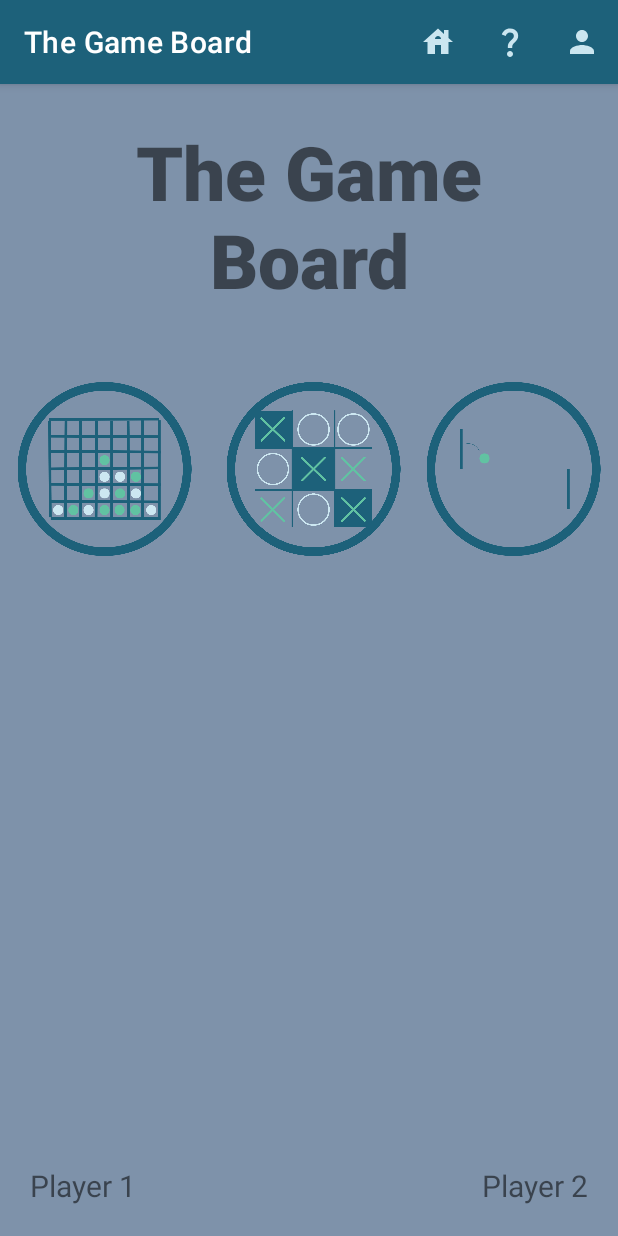
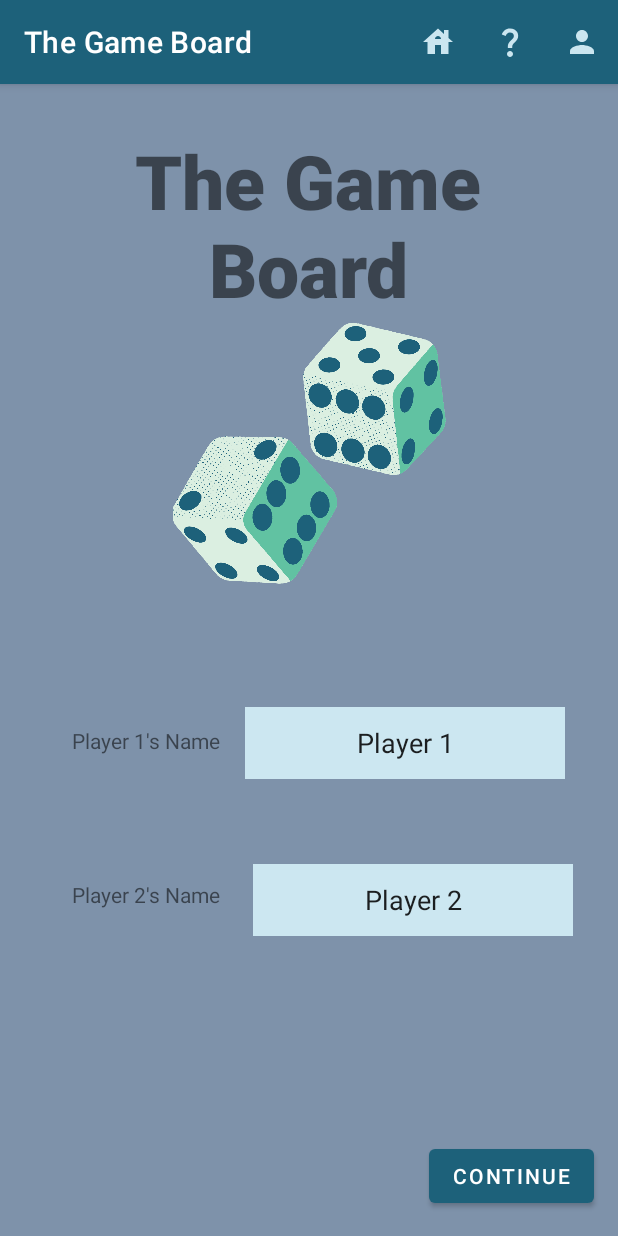
Before and after one commit to Waterfighter1/GamePortal, an Android app: the gameselect screen opened directly, with no data from a screen before it, after a tap on "People", on a phone screen of 412 x 824 dp. Run offline under Robolectric (Android 15) with nearby library versions, the phone set to English and light mode, and no system bars.

Commit message:
Working On General Stuff

```diff
--- a/app/build.gradle
+++ b/app/build.gradle
@@ -26,6 +26,9 @@ android {
         sourceCompatibility JavaVersion.VERSION_1_8
         targetCompatibility JavaVersion.VERSION_1_8
     }
+    buildFeatures {
+        viewBinding true
+    }
 }
 
 dependencies {
@@ -33,6 +36,8 @@ dependencies {
     implementation 'androidx.appcompat:appcompat:1.6.1'
     implementation 'com.google.android.material:material:1.8.0'
     implementation 'androidx.constraintlayout:constraintlayout:2.1.4'
+    implementation 'androidx.navigation:navigation-fragment:2.5.3'
+    implementation 'androidx.navigation:navigation-ui:2.5.3'
     testImplementation 'junit:junit:4.13.2'
     androidTestImplementation 'androidx.test.ext:junit:1.1.5'
     androidTestImplementation 'androidx.test.espresso:espresso-core:3.5.1'
--- a/app/src/main/java/com/zybooks/gameportal/MainActivity.java
+++ b/app/src/main/java/com/zybooks/gameportal/MainActivity.java
@@ -12,7 +12,7 @@ import android.widget.EditText;
 import android.widget.ImageView;
 import android.widget.Toast;
 
-public class MainActivity extends AppCompatActivity {
+public class MainActivity extends views {
 
     @Override
     public boolean onCreateOptionsMenu(Menu menu) {
--- a/app/src/main/java/com/zybooks/gameportal/gameselect.java
+++ b/app/src/main/java/com/zybooks/gameportal/gameselect.java
@@ -1,23 +1,19 @@
 package com.zybooks.gameportal;
 
+import androidx.annotation.NonNull;
 import androidx.appcompat.app.AppCompatActivity;
 
 import android.content.Intent;
 import android.content.SharedPreferences;
 import android.os.Bundle;
 import android.view.Menu;
+import android.view.MenuItem;
 import android.view.View;
 import android.widget.ImageView;
 import android.widget.TextView;
 import android.widget.Toast;
 
-public class gameselect extends AppCompatActivity {
-    @Override
-    public boolean onCreateOptionsMenu(Menu menu) {
-        getMenuInflater().inflate(R.menu.menu, menu);
-        return true;
-    }
-
+public class gameselect extends views {
     @Override
     protected void onCreate(Bundle savedInstanceState) {
         super.onCreate(savedInstanceState);
--- /dev/null
+++ b/app/src/main/java/com/zybooks/gameportal/views.java
@@ -0,0 +1,37 @@
+package com.zybooks.gameportal;
+
+import android.content.Intent;
+import android.view.Menu;
+import android.view.MenuItem;
+import android.widget.Toast;
+
+import androidx.annotation.NonNull;
+import androidx.appcompat.app.AppCompatActivity;
+
+public class views extends AppCompatActivity {
+    @Override
+    public boolean onCreateOptionsMenu(Menu menu) {
+        getMenuInflater().inflate(R.menu.menu, menu);
+        return true;
+    }
+
+    @Override
+    public boolean onOptionsItemSelected(@NonNull MenuItem item) {
+
+        // Determine which menu option was selected
+        if (item.getItemId() == R.id.action_home) {
+            Intent nextScreen = new Intent(this, gameselect.class);
+            startActivity(nextScreen);
+        }
+        else if (item.getItemId() == R.id.action_help) {
+            Intent nextScreen = new Intent(this, helpscreen.class);
+            startActivity(nextScreen);
+        }
+        else if (item.getItemId() == R.id.action_players) {
+            Intent nextScreen = new Intent(this, MainActivity.class);
+            startActivity(nextScreen);
+        }
+
+        return super.onOptionsItemSelected(item);
+    }
+}
--- a/app/src/main/res/menu/menu.xml
+++ b/app/src/main/res/menu/menu.xml
@@ -2,17 +2,17 @@
 <menu xmlns:app="http://schemas.android.com/apk/res-auto"
     xmlns:android="http://schemas.android.com/apk/res/android">
 
-    <item android:id="@+id/home"
+    <item android:id="@+id/action_home"
         android:title="Home"
         android:icon="@drawable/baseline_house_24"
         app:showAsAction="ifRoom"/>
 
-    <item android:id="@+id/help"
+    <item android:id="@+id/action_help"
         android:title="Help"
         android:icon="@drawable/baseline_question_mark_24"
         app:showAsAction="ifRoom"/>
 
-    <item android:id="@+id/action_about"
+    <item android:id="@+id/action_players"
         android:title="People"
         android:icon="@drawable/baseline_person_24"
         app:showAsAction="ifRoom"/>
--- /dev/null
+++ b/app/src/main/res/values-land/dimens.xml
@@ -0,0 +1,3 @@
+<resources>
+      <dimen name="fab_margin">48dp</dimen>
+   </resources>
--- /dev/null
+++ b/app/src/main/res/values-w1240dp/dimens.xml
@@ -0,0 +1,3 @@
+<resources>
+      <dimen name="fab_margin">200dp</dimen>
+   </resources>
--- /dev/null
+++ b/app/src/main/res/values-w600dp/dimens.xml
@@ -0,0 +1,3 @@
+<resources>
+      <dimen name="fab_margin">48dp</dimen>
+   </resources>
--- /dev/null
+++ b/app/src/main/res/values/dimens.xml
@@ -0,0 +1,3 @@
+<resources>
+      <dimen name="fab_margin">16dp</dimen>
+   </resources>
--- a/app/src/main/res/values/themes.xml
+++ b/app/src/main/res/values/themes.xml
@@ -13,4 +13,10 @@
         <item name="android:statusBarColor">?attr/colorPrimaryVariant</item>
         <!-- Customize your theme here. -->
     </style>
+    <style name="Theme.GamePortal.NoActionBar">
+        <item name="windowActionBar">false</item>
+        <item name="windowNoTitle">true</item>
+    </style>
+    <style name="Theme.GamePortal.AppBarOverlay" parent="ThemeOverlay.AppCompat.Dark.ActionBar" />
+    <style name="Theme.GamePortal.PopupOverlay" parent="ThemeOverlay.AppCompat.Light" />
 </resources>
```
Also changed, not shown: app/src/main/AndroidManifest.xml (+7 -4 lines), app/src/main/java/com/zybooks/gameportal/helpscreen.java (added, +14 -0 lines), app/src/main/java/com/zybooks/gameportal/tictactoe.java (+15 -2 lines), app/src/main/res/layout/activity_helpscreen.xml (added, +10 -0 lines), app/src/main/res/layout/content_helpscreen.xml (added, +20 -0 lines), app/src/main/res/navigation/nav_graph.xml (added, +28 -0 lines), 1 other file.
